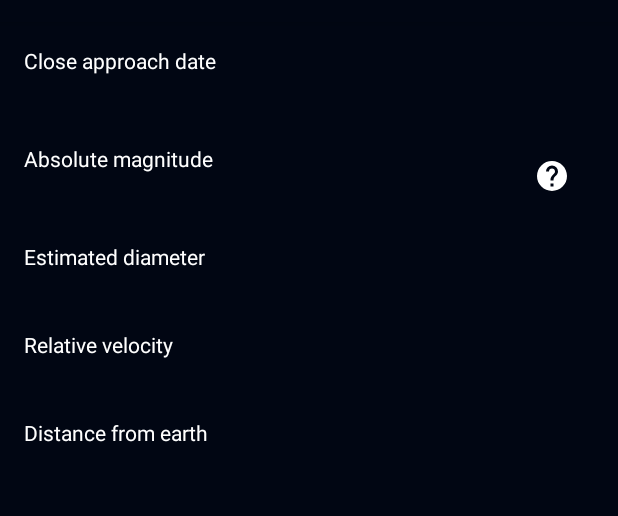
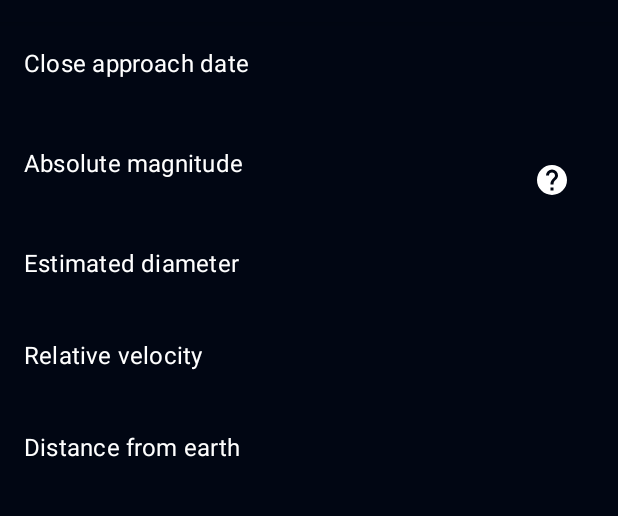
Before and after one commit to gulsahbulan/asteroid-radar-app, an Android app: the fragment DetailFragment shown on its own in the app's theme, on a phone screen of 412 x 824 dp, the part 62-578 px from its top. Run offline under Robolectric (Android 15) with nearby library versions, the phone set to English and light mode, and no system bars; our stand-ins replace data binding; 7 statements that could not run were skipped.

Commit message:
feat: Implement DetailFragment

```diff
--- a/app/src/main/java/com/gbulan/asteroidradar/detail/DetailFragment.kt
+++ b/app/src/main/java/com/gbulan/asteroidradar/detail/DetailFragment.kt
@@ -11,7 +11,7 @@ import com.gbulan.asteroidradar.databinding.FragmentDetailBinding
 
 class DetailFragment : Fragment() {
     override fun onCreateView(inflater: LayoutInflater, container: ViewGroup?,
-                              savedInstanceState: Bundle?): View? {
+                              savedInstanceState: Bundle?): View {
         val binding = FragmentDetailBinding.inflate(inflater)
         binding.lifecycleOwner = this
 
@@ -28,7 +28,7 @@ class DetailFragment : Fragment() {
 
     private fun displayAstronomicalUnitExplanationDialog() {
         val builder = AlertDialog.Builder(requireActivity())
-            .setMessage(getString(R.string.astronomica_unit_explanation))
+            .setMessage(getString(R.string.astronomical_unit_explanation))
             .setPositiveButton(android.R.string.ok, null)
         builder.create().show()
     }
--- a/app/src/main/res/layout/fragment_detail.xml
+++ b/app/src/main/res/layout/fragment_detail.xml
@@ -48,7 +48,7 @@
                         android:layout_width="match_parent"
                         android:layout_height="wrap_content"
                         android:text="@string/close_approach_data_title"
-                        android:textColor="@color/default_text_color" />
+                        android:textAppearance="@style/TextAppearance.MaterialComponents.Subtitle1" />
 
                     <TextView
                         android:id="@+id/close_approach_date"
@@ -56,7 +56,7 @@
                         android:layout_height="wrap_content"
                         android:layout_marginTop="4dp"
                         android:text="@{asteroid.closeApproachDate}"
-                        android:textColor="@color/default_text_color"
+                        android:textAppearance="@style/TextAppearance.MaterialComponents.Subtitle2"
                         tools:text="2020-02-01" />
                 </LinearLayout>
 
@@ -77,14 +77,14 @@
                             android:layout_width="match_parent"
                             android:layout_height="wrap_content"
                             android:text="@string/absolute_magnitude_title"
-                            android:textColor="@color/default_text_color" />
+                            android:textAppearance="@style/TextAppearance.MaterialComponents.Subtitle1" />
 
                         <TextView
                             android:id="@+id/absolute_magnitude"
                             android:layout_width="match_parent"
                             android:layout_height="wrap_content"
                             android:layout_marginTop="4dp"
-                            android:textColor="@color/default_text_color"
+                            android:textAppearance="@style/TextAppearance.MaterialComponents.Subtitle2"
                             app:astronomicalUnitText="@{asteroid.absoluteMagnitude}"
                             tools:text="25.126 au" />
                     </LinearLayout>
@@ -103,14 +103,14 @@
                     android:layout_height="wrap_content"
                     android:layout_marginTop="16dp"
                     android:text="@string/estimated_diameter_title"
-                    android:textColor="@color/default_text_color" />
+                    android:textAppearance="@style/TextAppearance.MaterialComponents.Subtitle1" />
 
                 <TextView
                     android:id="@+id/estimated_diameter"
                     android:layout_width="match_parent"
                     android:layout_height="wrap_content"
                     android:layout_marginTop="4dp"
-                    android:textColor="@color/default_text_color"
+                    android:textAppearance="@style/TextAppearance.MaterialComponents.Subtitle2"
                     app:kmUnitText="@{asteroid.estimatedDiameter}"
                     tools:text="0.82 km" />
 
@@ -119,14 +119,14 @@
                     android:layout_height="wrap_content"
                     android:layout_marginTop="16dp"
                     android:text="@string/relative_velocity_title"
-                    android:textColor="@color/default_text_color" />
+                    android:textAppearance="@style/TextAppearance.MaterialComponents.Subtitle1" />
 
                 <TextView
                     android:id="@+id/relative_velocity"
                     android:layout_width="match_parent"
                     android:layout_height="wrap_content"
                     android:layout_marginTop="4dp"
-                    android:textColor="@color/default_text_color"
+                    android:textAppearance="@style/TextAppearance.MaterialComponents.Subtitle2"
                     app:velocityText="@{asteroid.relativeVelocity}"
                     tools:text="11.9 km/s" />
 
@@ -135,14 +135,14 @@
                     android:layout_height="wrap_content"
                     android:layout_marginTop="16dp"
                     android:text="@string/distance_from_earth_title"
-                    android:textColor="@color/default_text_color" />
+                    android:textAppearance="@style/TextAppearance.MaterialComponents.Subtitle1" />
 
                 <TextView
                     android:id="@+id/distance_from_earth"
                     android:layout_width="match_parent"
                     android:layout_height="wrap_content"
                     android:layout_marginTop="4dp"
-                    android:textColor="@color/default_text_color"
+                    android:textAppearance="@style/TextAppearance.MaterialComponents.Subtitle2"
                     app:astronomicalUnitText="@{asteroid.distanceFromEarth}"
                     tools:text="0.0924 au" />
 
--- a/app/src/main/res/values/strings.xml
+++ b/app/src/main/res/values/strings.xml
@@ -12,7 +12,7 @@
     <string name="km_unit_format">%f km</string>
     <string name="km_s_unit_format">%f km/s</string>
     <string name="image_of_the_day">Image of the Day</string>
-    <string name="astronomica_unit_explanation">The astronomical unit (au) is a unit of length, roughly the distance from Earth to the Sun and equal to about 150 million kilometres (93 million miles)</string>
+    <string name="astronomical_unit_explanation">The astronomical unit (au) is a unit of length, roughly the distance from Earth to the Sun and equal to about 150 million kilometres (93 million miles)</string>
     <string name="astronomical_unit_explanation_button">Astronomical unit definition</string>
     <string name="potentially_hazardous_asteroid_image">Potentially hazardous asteroid image</string>
     <string name="not_hazardous_asteroid_image">Not hazardous asteroid image</string>
--- a/app/src/main/res/values/styles.xml
+++ b/app/src/main/res/values/styles.xml
@@ -8,9 +8,18 @@
         <item name="colorAccent">@color/colorAccent</item>
         <item name="android:textColor">@color/default_text_color</item>
         <item name="android:itemTextAppearance">@style/menuItemColor</item>
+        <item name="alertDialogTheme">@style/AlertDialogTheme</item>
     </style>
 
     <style name="menuItemColor">
         <item name="android:textColor">@android:color/black</item>
     </style>
+
+    <style name="AlertDialogTheme" parent="ThemeOverlay.AppCompat.Dialog.Alert">
+        <item name="buttonBarPositiveButtonStyle">@style/PositiveButtonStyle</item>
+    </style>
+
+    <style name="PositiveButtonStyle" parent="Widget.AppCompat.Button.ButtonBar.AlertDialog">
+        <item name="android:textColor">@color/colorAccent</item>
+    </style>
 </resources>
```
Also changed, not shown: app/src/main/java/com/gbulan/asteroidradar/main/MainAdapter.kt (+8 -1 lines), app/src/main/java/com/gbulan/asteroidradar/main/MainFragment.kt (+13 -3 lines), app/src/main/java/com/gbulan/asteroidradar/main/MainViewModel.kt (+15 -2 lines).
